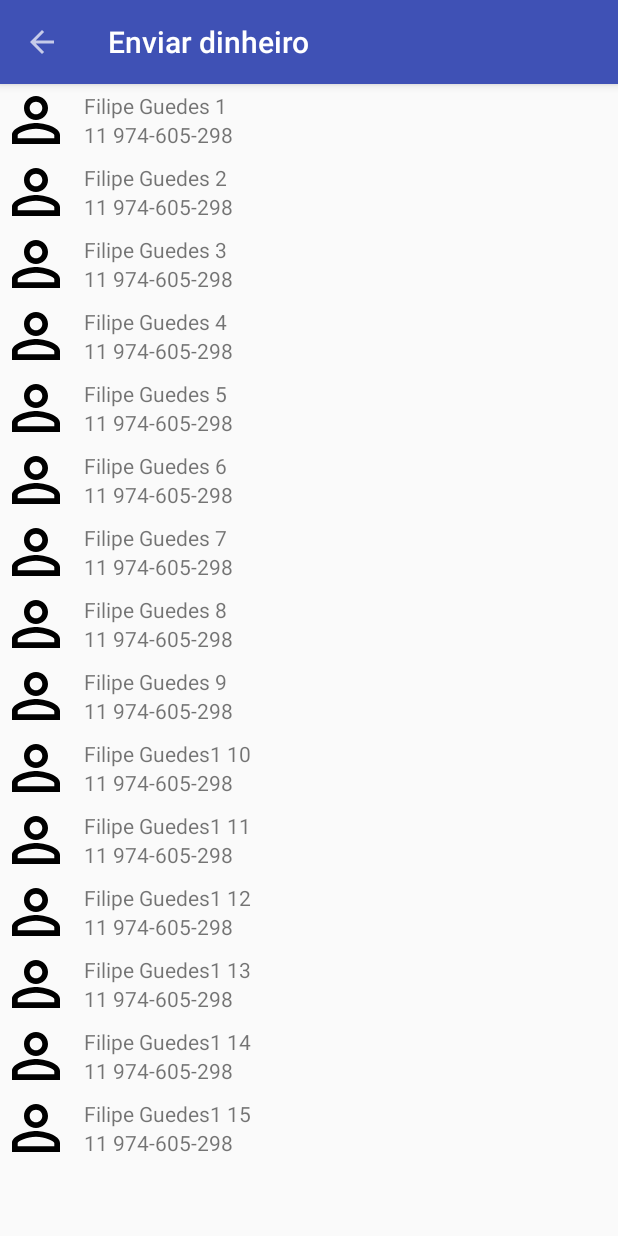
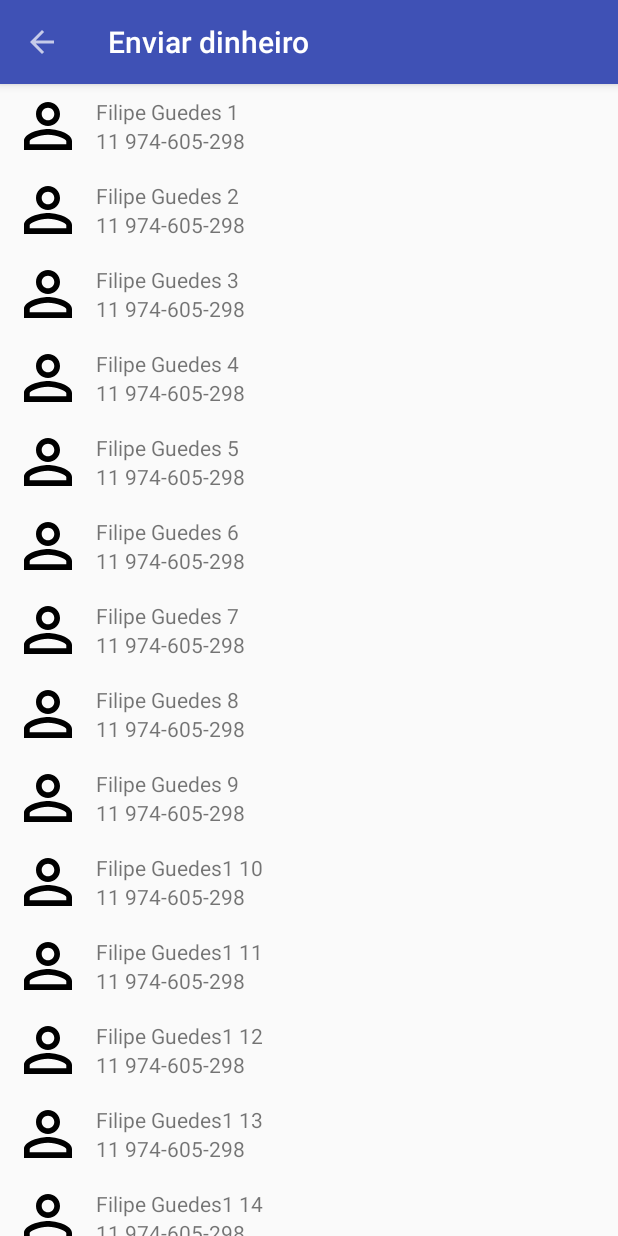
Before and after one commit to fgsguedes/teste-neon, an Android app: the SendMoneyActivity screen opened directly, with no data from a screen before it, on a phone screen of 412 x 824 dp. Run offline under Robolectric (Android 15) with nearby library versions, the phone set to English and light mode, and no system bars; our stand-ins replace RxJava; pictures from the network do not load.

Commit message:
Updated adapter rows padding

```diff
--- a/app/src/main/res/layout/adapter_row_contacts.xml
+++ b/app/src/main/res/layout/adapter_row_contacts.xml
@@ -6,6 +6,10 @@
     android:layout_width="match_parent"
     android:layout_height="wrap_content"
     android:gravity="center_vertical"
+    android:paddingLeft="8dp"
+    android:paddingRight="8dp"
+    android:paddingTop="4dp"
+    android:paddingBottom="4dp"
     android:orientation="horizontal">
 
   <ImageView
--- a/app/src/main/res/layout/adapter_row_transactions.xml
+++ b/app/src/main/res/layout/adapter_row_transactions.xml
@@ -6,6 +6,10 @@
     android:layout_width="match_parent"
     android:layout_height="wrap_content"
     android:gravity="center_vertical"
+    android:paddingLeft="8dp"
+    android:paddingRight="8dp"
+    android:paddingTop="4dp"
+    android:paddingBottom="4dp"
     android:orientation="horizontal">
 
   <ImageView
```
